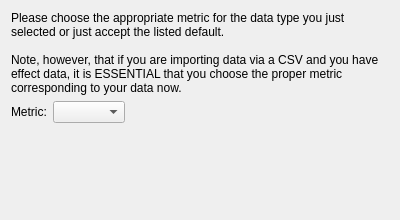
AliSalman-et-al/openmeta-analyst-community, file src/rc_metastudio/forms/choose_metric_page.ui: the form before one commit.
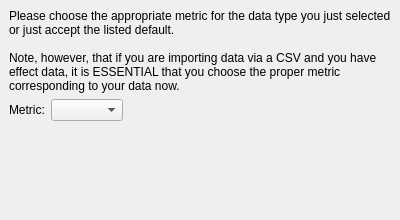
The form after the commit.

Commit message:
Make Main Wizard workflow adaptive
Replace page-driven root resizing with stable Workflow geometry, declarative page overflow, reachable navigation, and lifecycle-scoped focus revelation. Add constrained-path, enlarged-font, keyboard, scale, and packaged-smoke coverage.

Closes #299

```diff
--- a/src/rc_metastudio/forms/choose_metric_page.ui
+++ b/src/rc_metastudio/forms/choose_metric_page.ui
@@ -11,23 +11,11 @@
    </rect>
   </property>
   <property name="sizePolicy">
-   <sizepolicy hsizetype="Fixed" vsizetype="Fixed">
+   <sizepolicy hsizetype="Preferred" vsizetype="Preferred">
     <horstretch>0</horstretch>
     <verstretch>0</verstretch>
    </sizepolicy>
   </property>
-  <property name="minimumSize">
-   <size>
-    <width>400</width>
-    <height>220</height>
-   </size>
-  </property>
-  <property name="maximumSize">
-   <size>
-    <width>400</width>
-    <height>220</height>
-   </size>
-  </property>
   <property name="windowTitle">
    <string>WizardPage</string>
   </property>
@@ -37,9 +25,21 @@
   <property name="subTitle">
    <string/>
   </property>
-  <layout class="QVBoxLayout" name="verticalLayout">
+  <layout class="QVBoxLayout" name="workflowPageLayout">
+   <property name="leftMargin"><number>0</number></property>
+   <property name="topMargin"><number>0</number></property>
+   <property name="rightMargin"><number>0</number></property>
+   <property name="bottomMargin"><number>0</number></property>
    <item>
-    <widget class="QLabel" name="label_2">
+    <widget class="QScrollArea" name="pageScrollArea">
+     <property name="focusPolicy"><enum>Qt::NoFocus</enum></property>
+     <property name="frameShape"><enum>QFrame::NoFrame</enum></property>
+     <property name="widgetResizable"><bool>true</bool></property>
+     <widget class="QWidget" name="pageScrollContent">
+      <property name="sizePolicy"><sizepolicy hsizetype="Ignored" vsizetype="Preferred"><horstretch>0</horstretch><verstretch>0</verstretch></sizepolicy></property>
+      <layout class="QVBoxLayout" name="verticalLayout">
+       <item>
+        <widget class="QLabel" name="label_2">
      <property name="text">
       <string>Please choose the appropriate metric for the data type you just selected or just accept the listed default.
 
@@ -89,6 +89,10 @@
       </size>
      </property>
     </spacer>
+   </item>
+      </layout>
+     </widget>
+    </widget>
    </item>
   </layout>
  </widget>
```
The commit also changes 17 other files.
